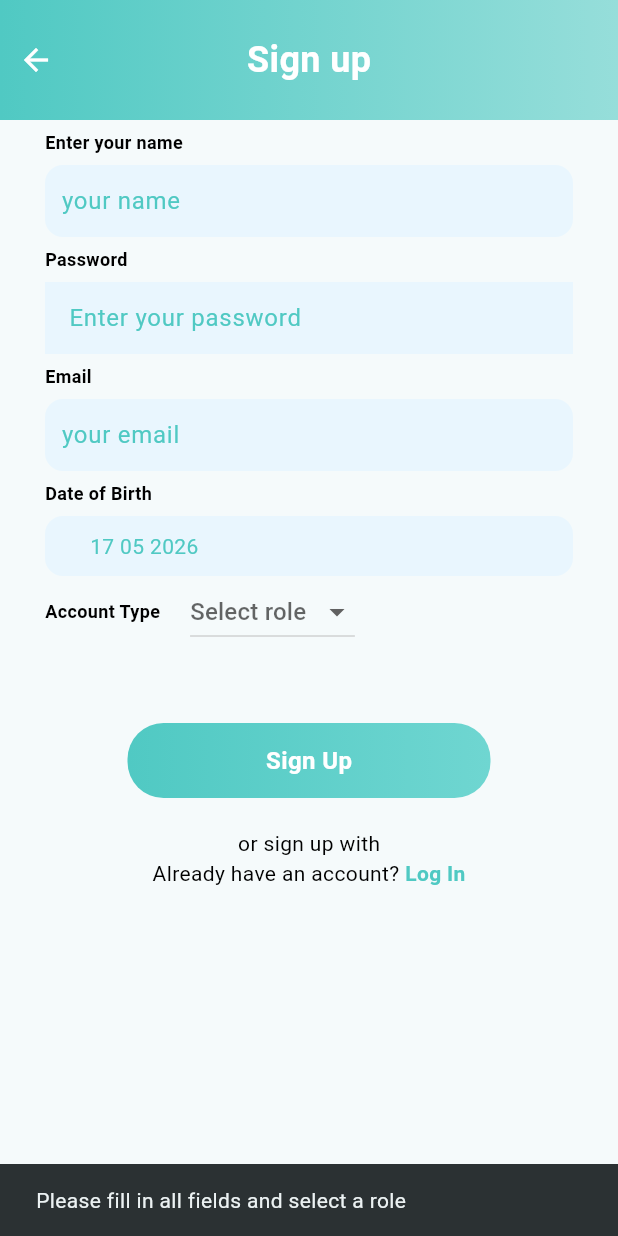
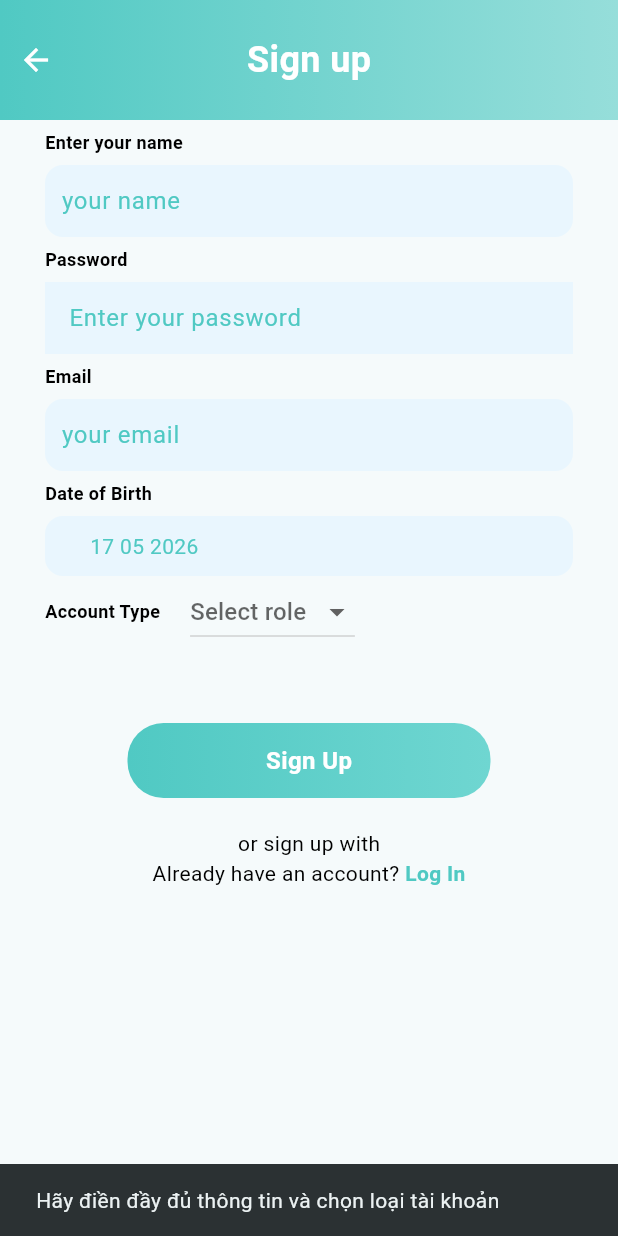
Before and after one commit to gsb-b60/OnTrain, a Flutter app: the SignupScreen screen opened directly, after a tap on "Sign Up", on a phone screen of 412 x 824 dp. Run offline on Flutter 3.47's test engine with Material 3 defaults, Android fonts, the light colour scheme and no system bars; our stand-ins replace flutter_localization, supabase_flutter, table_calendar; accounts and stored records are empty.

Commit message:
end game

```diff
--- a/lib/data/enum/userRole.dart
+++ b/lib/data/enum/userRole.dart
@@ -1,9 +1,18 @@
 enum UserRole {
-  client('client', 'Khách hàng'),
-  pt('pt', 'PT');
+  client('Client', 'Khách hàng'),
+  pt('PT', 'PT');
 
   final String dbValue;
   final String displayName;
 
   const UserRole(this.dbValue, this.displayName);
+
+
+   static UserRole fromString(String value) {
+    return UserRole.values.firstWhere(
+      (e) =>
+          e.dbValue.toLowerCase() == value.toLowerCase(),
+      orElse: () => UserRole.client,
+    );
+  }
 }
--- a/lib/data/object/user.dart
+++ b/lib/data/object/user.dart
@@ -1,7 +1,7 @@
 import 'package:ontrain/data/enum/userRole.dart';
 
 class UserData {
-  final int? id;
+  final String? id;
   final String name;
   final String email;
   final UserRole role;
@@ -17,12 +17,10 @@ class UserData {
 
    factory UserData.fromMap(Map<String, dynamic> map) {
     return UserData(
-      id: map['id'] as int?,
+      id: map['id'] as String?,
       name: map['name'] as String,
       email: map['email'] as String,
-      role: UserRole.values.firstWhere(
-        (e) => e.name == map['role'],
-      ),
+      role: UserRole.fromString(map['role']),
       createdAt: DateTime.parse(map['created_at']),
     );
   }
@@ -33,7 +31,7 @@ class UserData {
       'id': id,
       'name': name,
       'email': email,
-      'role': role.name, // enum → string
+      'role': role.dbValue, // enum → string
       'created_at': createdAt.toIso8601String(),
     };
   }
--- a/lib/feature/auth/signUpScreen.dart
+++ b/lib/feature/auth/signUpScreen.dart
@@ -39,17 +39,27 @@ class SignupScreenState extends State<SignupScreen> {
 
     if (name.isEmpty || email.isEmpty || password.isEmpty || selectedRole == null) {
       ScaffoldMessenger.of(context).showSnackBar(
-        SnackBar(content: Text('Please fill in all fields and select a role')),
+        SnackBar(content: Text('Hãy điền đầy đủ thông tin và chọn loại tài khoản')),
       );
       return;
     }
 
     try {
-      context.read<Authcontrolller>().signUp(email, password, selectedRole!, name);
+      final result = await context.read<AuthController>().signUp(email, password, selectedRole!, name);
+      if (result.isSuccess) {
+        ScaffoldMessenger.of(context).showSnackBar(
+          SnackBar(content: Text('Đăng ký thành công!')),
 
+        );
+        Navigator.pop(context);
+      } else {
+        ScaffoldMessenger.of(context).showSnackBar(
+          SnackBar(content: Text('Đăng ký thất bại: ${result.error!.message}')),
+        );
+      }
     } catch (e) {
       ScaffoldMessenger.of(context).showSnackBar(
-        SnackBar(content: Text('Sign up failed: ${e.toString()}')),
+        SnackBar(content: Text('Đăng ký thất bại: ${e.toString()}')),
       );
     }
   }
--- a/lib/feature/profile/profilepage.dart
+++ b/lib/feature/profile/profilepage.dart
@@ -146,7 +146,7 @@ class ProfilePage extends StatelessWidget {
                   ico: Icons.logout,
                   title: "Log Out",
                   onCall: () => {
-                    context.read<Authcontrolller>().signOut(),
+                    context.read<AuthController>().signOut(),
                     Navigator.of(context).pushAndRemoveUntil(
                       MaterialPageRoute(builder: (_) => AuthGateWay()),
                       (route) => false,
--- a/lib/main.dart
+++ b/lib/main.dart
@@ -26,8 +26,8 @@ Future<void> main() async {
         Provider<Authrepo>(
           create: (_)=> Authrepo(),
         ),
-        ChangeNotifierProvider<Authcontrolller>(
-          create: (context) => Authcontrolller(context.read<Authrepo>()),
+        ChangeNotifierProvider<AuthController>(
+          create: (context) => AuthController(context.read<Authrepo>()),
         ),
       ],
       child: MyApp(),
--- /dev/null
+++ b/lib/model/stateEnum.dart
@@ -0,0 +1,6 @@
+enum ViewState {
+  idle,
+  loading,
+  success,
+  error,
+}
```
Also changed, not shown: lib/controller/authControlller.dart (+43 -34 lines), lib/feature/auth/signIn.dart (+16 -18 lines), lib/feature/book/home/homepage.dart (+30 -10 lines), lib/repo/auth/authRepo.dart (+42 -21 lines), lib/repo/errorHandle/authErrorHandle.dart (added, +58 -0 lines).
